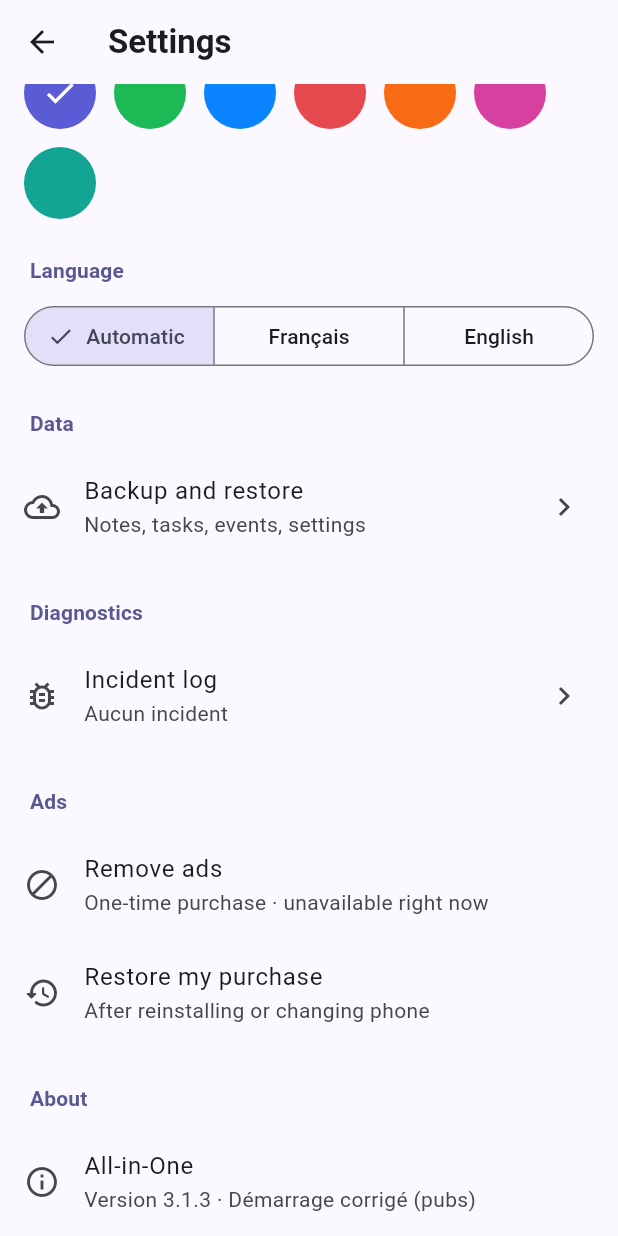
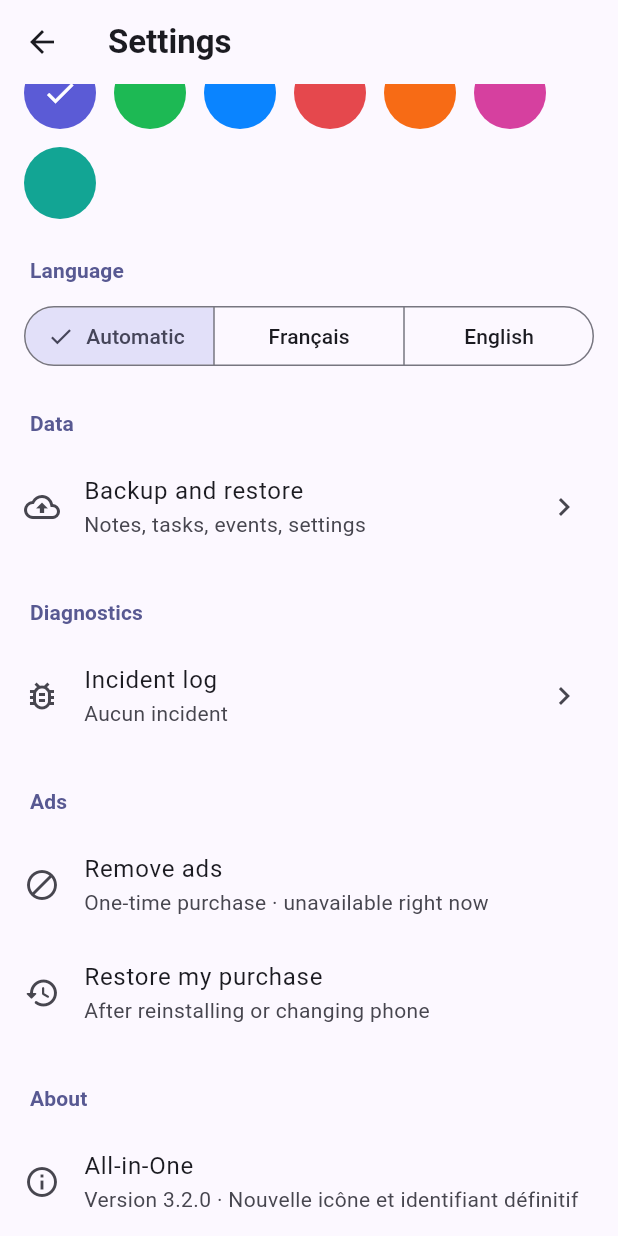
Before and after one commit to AdamLepron/All-in-one, a Flutter app: the SettingsPage screen opened directly, scrolled down 254 dp, on a phone screen of 412 x 824 dp. Run offline on Flutter 3.47's test engine with Material 3 defaults, Android fonts, the phone set to English and light mode, and no system bars; our stand-ins replace file_picker, flutter_local_notifications, google_mobile_ads, in_app_purchase, just_audio, just_audio_background and 10 more; missing offline and left inert: cryptography, google_mlkit_document_scanner, google_mlkit_text_recognition, mobile_scanner, record; accounts and stored records are empty; statements that could not run were skipped.

Commit message:
3.2.0 : identifiant d'application com.wargheadstudio.allinone
Co-Authored-By: Claude Sonnet 5.5 <noreply@anthropic.com>
Claude-Session: https://claude.ai/code/session_017BA4Q2daQaMbNYxjkmknS3

```diff
--- a/lib/main.dart
+++ b/lib/main.dart
@@ -71,7 +71,7 @@ Future<void> main() async {
   );
   // Media notification and lock-screen controls.
   await JustAudioBackground.init(
-    androidNotificationChannelId: 'com.allinone.all_in_one.audio',
+    androidNotificationChannelId: 'com.wargheadstudio.allinone.audio',
     androidNotificationChannelName: 'Lecture audio',
     androidNotificationOngoing: true,
   );
--- a/lib/modules/backup/backup_service.dart
+++ b/lib/modules/backup/backup_service.dart
@@ -51,7 +51,7 @@ class BackupService {
     required this.recordingsDir,
     this.noteFilesDir,
     this.annotationsDir,
-    this.appVersion = '3.1.3',
+    this.appVersion = '3.2.0',
   });
 
   final NotesStore notes;
--- a/lib/shell/settings_page.dart
+++ b/lib/shell/settings_page.dart
@@ -147,7 +147,7 @@ class SettingsPage extends StatelessWidget {
             leading: Icon(Icons.info_outline),
             title: Text('All-in-One'),
             subtitle: Text(
-              'Version 3.1.3 · Démarrage corrigé (pubs)',
+              'Version 3.2.0 · Nouvelle icône et identifiant définitif',
             ),
           ),
         ],
--- a/pubspec.yaml
+++ b/pubspec.yaml
@@ -16,7 +16,7 @@ publish_to: 'none' # Remove this line if you wish to publish to pub.dev
 # https://developer.apple.com/library/archive/documentation/General/Reference/InfoPlistKeyReference/Articles/CoreFoundationKeys.html
 # In Windows, build-name is used as the major, minor, and patch parts
 # of the product and file versions while build-number is used as the build suffix.
-version: 3.1.3+26
+version: 3.2.0+27
 
 environment:
   sdk: ^3.14.0
```
Also changed, not shown: 2 other files.
